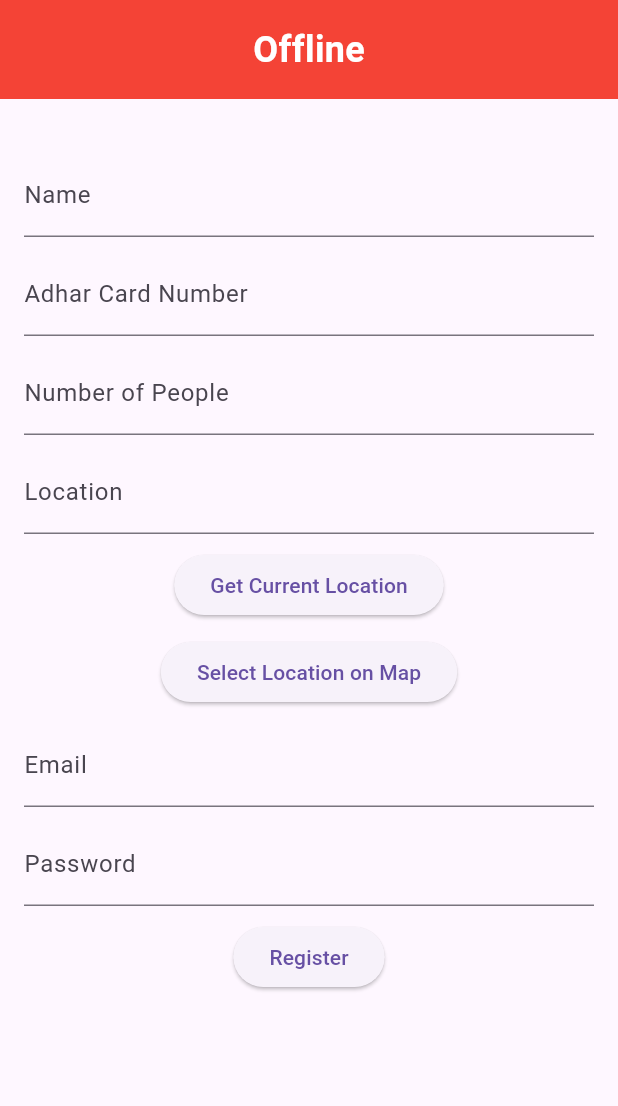
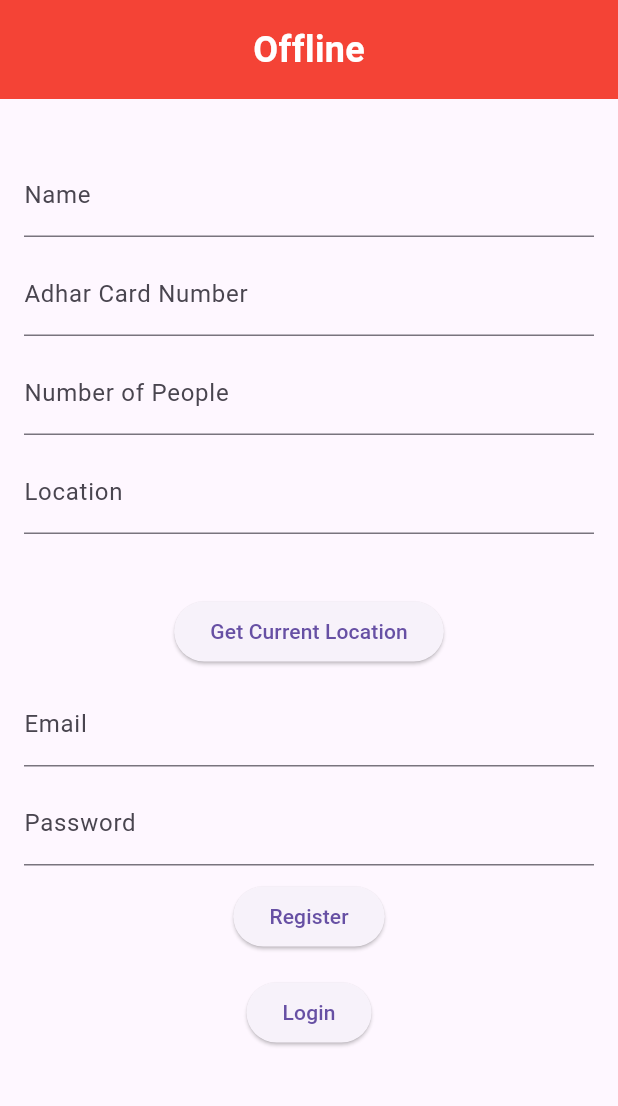
Before and after one commit to soniyav20/hackfest, a Flutter app: the InternetStatusPage screen opened directly, after a tap on "Get Current Location", on a phone screen of 412 x 824 dp, the part 84-1190 px from its top. Run offline on Flutter 3.47's test engine with Material 3 defaults, Android fonts, the phone set to English and light mode, and no system bars; our stand-ins replace cloud_firestore, firebase_auth, firebase_core, geolocator, internet_connection_checker_plus; accounts and stored records are empty.

Commit message:
login,register,profile working

```diff
--- a/lib/main.dart
+++ b/lib/main.dart
@@ -3,6 +3,7 @@ import 'package:firebase_auth/firebase_auth.dart';
 import 'package:firebase_core/firebase_core.dart';
 import 'package:flutter/material.dart';
 import 'package:geolocator/geolocator.dart';
+import 'package:hackfest/login_page.dart';
 import 'package:internet_connection_checker_plus/internet_connection_checker_plus.dart';
 
 void main() async {
@@ -81,22 +82,23 @@ class _InternetStatusPageState extends State<InternetStatusPage> {
     }
   }
 
-  Future<void> _getCurrentLocation() async {
+  Future<String> _getCurrentLocation() async {
     LocationPermission permission = await Geolocator.requestPermission();
     if (permission == LocationPermission.denied) {
       // Handle permission denied
-      return;
+      return '';
     }
 
     if (permission == LocationPermission.deniedForever) {
       // Handle permanently denied
-      return;
+      return '';
     }
 
     // Get current location
     Position position = await Geolocator.getCurrentPosition(
         desiredAccuracy: LocationAccuracy.high);
-    print(position);
+    print(position.toString());
+    return position.toString();
     // Handle user location
   }
 
@@ -128,6 +130,15 @@ class _InternetStatusPageState extends State<InternetStatusPage> {
             ),
             SizedBox(height: 20),
             _buildRegistrationForm(),
+            ElevatedButton(
+              onPressed: () {
+                Navigator.push(
+                  context,
+                  MaterialPageRoute(builder: (context) => LoginPage()),
+                );
+              },
+              child: Text('Login'),
+            ),
           ],
         ),
       ),
@@ -135,77 +146,72 @@ class _InternetStatusPageState extends State<InternetStatusPage> {
   }
 
   Widget _buildRegistrationForm() {
-    String name = '';
-    String adharCardNumber = '';
-    String numberOfPeople = '';
-    String location = '';
-    String email = '';
-    String password = '';
+    TextEditingController nameController = TextEditingController();
+    TextEditingController adharCardController = TextEditingController();
+    TextEditingController numberOfPeopleController = TextEditingController();
+    TextEditingController locationController = TextEditingController();
+    TextEditingController emailController = TextEditingController();
+    TextEditingController passwordController = TextEditingController();
 
     return Padding(
       padding: EdgeInsets.all(16),
       child: Column(
         children: [
           TextFormField(
+            controller: nameController,
             decoration: InputDecoration(labelText: 'Name'),
-            onChanged: (value) {
-              name = value;
-            },
           ),
           SizedBox(height: 10),
           TextFormField(
+            controller: adharCardController,
             decoration: InputDecoration(labelText: 'Adhar Card Number'),
-            onChanged: (value) {
-              adharCardNumber = value;
-            },
           ),
           SizedBox(height: 10),
           TextFormField(
+            controller: numberOfPeopleController,
             decoration: InputDecoration(labelText: 'Number of People'),
-            onChanged: (value) {
-              numberOfPeople = value;
-            },
           ),
           SizedBox(height: 10),
           TextFormField(
+            controller: locationController,
             decoration: InputDecoration(labelText: 'Location'),
-            onChanged: (value) {
-              location = value;
-            },
           ),
           SizedBox(height: 10),
+          Text(locationController.text),
+          SizedBox(height: 10),
           ElevatedButton(
-            onPressed: _getCurrentLocation,
+            onPressed: () async {
+              String location = await _getCurrentLocation();
+              locationController.text = location;
+            },
             child: Text('Get Current Location'),
+          ),
+          SizedBox(height: 10),
+          TextFormField(
+            controller: emailController,
+            decoration: InputDecoration(labelText: 'Email'),
+          ),
+          SizedBox(height: 10),
+          TextFormField(
+            controller: passwordController,
+            decoration: InputDecoration(labelText: 'Password'),
+            obscureText: true,
           ),
           SizedBox(height: 10),
           ElevatedButton(
             onPressed: () {
-              // Open map for selecting location
-              // You can use packages like google_maps_flutter or location_picker
-            },
-            child: Text('Select Location on Map'),
-          ),
-          SizedBox(height: 10),
-          TextFormField(
-            decoration: InputDecoration(labelText: 'Email'),
-            onChanged: (value) {
-              email = value;
-            },
-          ),
-          SizedBox(height: 10),
-          TextFormField(
-            decoration: InputDecoration(labelText: 'Password'),
-            obscureText: true,
-            onChanged: (value) {
-              password = value;
-            },
-          ),
-          SizedBox(height: 10),
-          ElevatedButton(
-            onPressed: () {
-              _registerUser(name, adharCardNumber, numberOfPeople, location,
-                  email, password);
+              _registerUser(
+                nameController.text,
+                adharCardController.text,
+                numberOfPeopleController.text,
+                locationController.text,
+                emailController.text,
+                passwordController.text,
+              );
+              Navigator.push(
+                context,
+                MaterialPageRoute(builder: (context) => LoginPage()),
+              );
             },
             child: Text('Register'),
           ),
```
Also changed, not shown: lib/login_page.dart (added, +109 -0 lines), lib/welcome_page.dart (added, +111 -0 lines).
